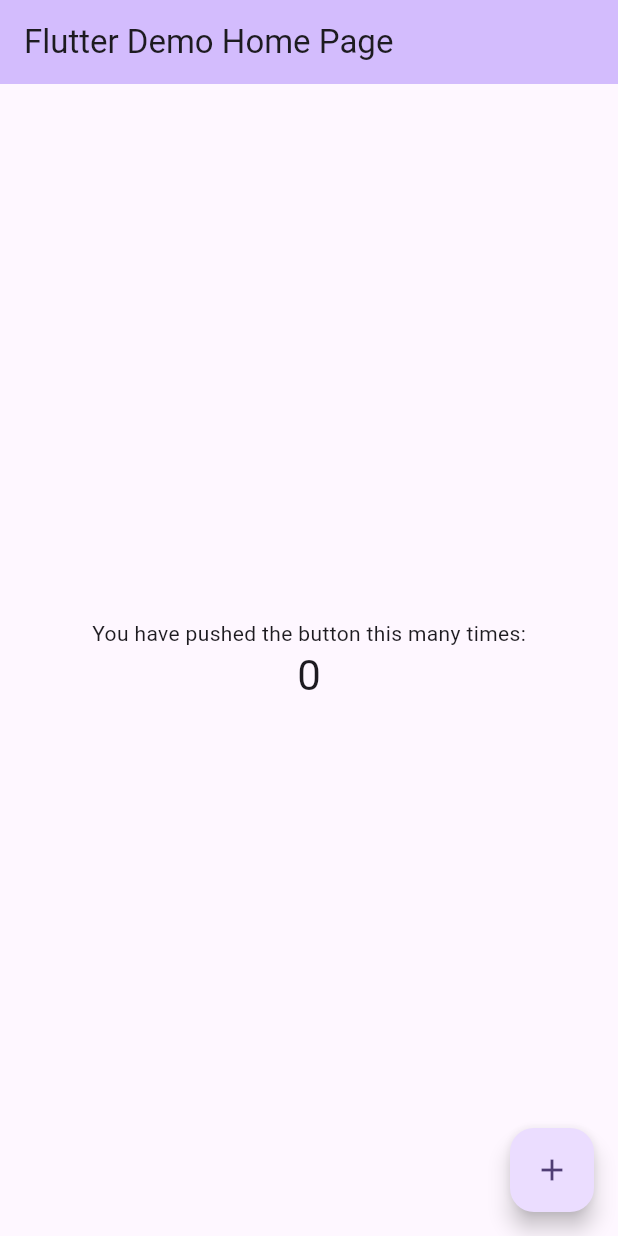
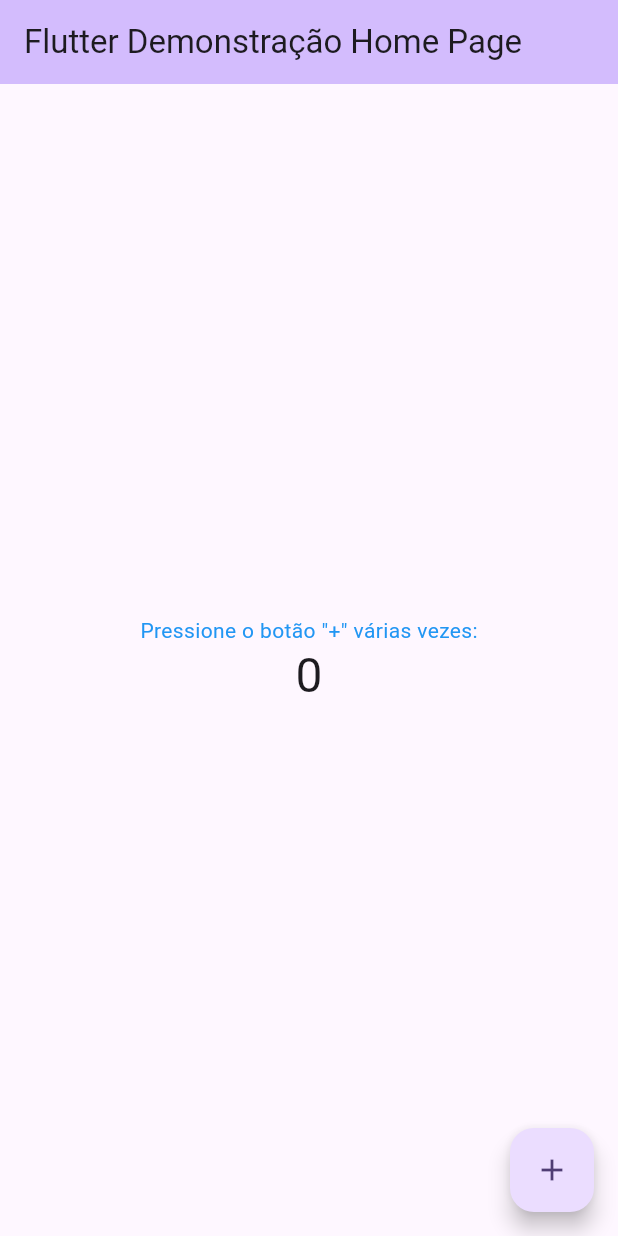
Before and after one commit to depantarotto/flutterdemo, a Flutter app: the screen it shows after launch, on a phone screen of 412 x 824 dp. Run offline on Flutter 3.47's test engine with Material 3 defaults, Android fonts, the phone set to English and light mode, and no system bars.

Commit message:
alterações

```diff
--- a/lib/main.dart
+++ b/lib/main.dart
@@ -11,7 +11,7 @@ class MyApp extends StatelessWidget {
   @override
   Widget build(BuildContext context) {
     return MaterialApp(
-      title: 'Flutter Demo',
+      title: ' Demonstração Flutter',
       theme: ThemeData(
         // This is the theme of your application.
         //
@@ -31,7 +31,7 @@ class MyApp extends StatelessWidget {
         colorScheme: ColorScheme.fromSeed(seedColor: Colors.deepPurple),
         useMaterial3: true,
       ),
-      home: const MyHomePage(title: 'Flutter Demo Home Page'),
+      home: const MyHomePage(title: 'Flutter Demonstração Home Page'),
     );
   }
 }
@@ -106,11 +106,12 @@ class _MyHomePageState extends State<MyHomePage> {
           mainAxisAlignment: MainAxisAlignment.center,
           children: <Widget>[
             const Text(
-              'You have pushed the button this many times:',
+              'Pressione o botão "+" várias vezes:',
+              style: TextStyle(color: Colors.blue),
             ),
             Text(
               '$_counter',
-              style: Theme.of(context).textTheme.headlineMedium,
+              style: Theme.of(context).textTheme.headlineLarge,
             ),
           ],
         ),
```
